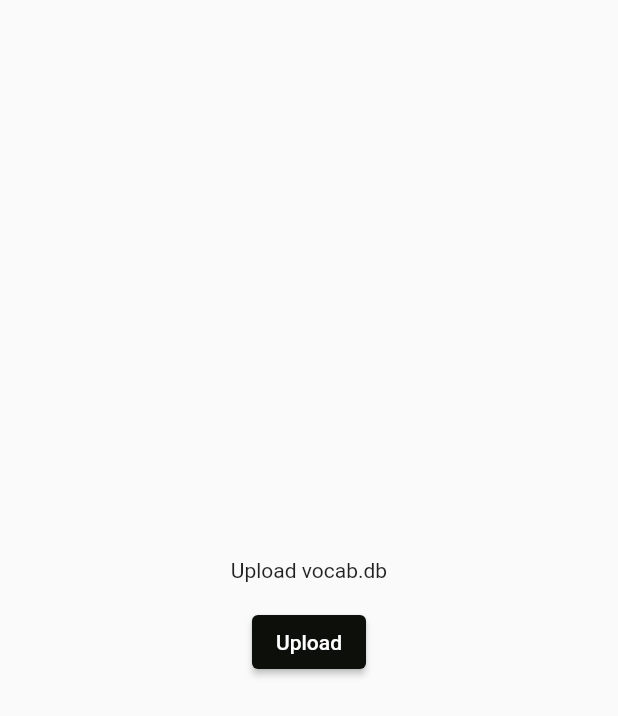
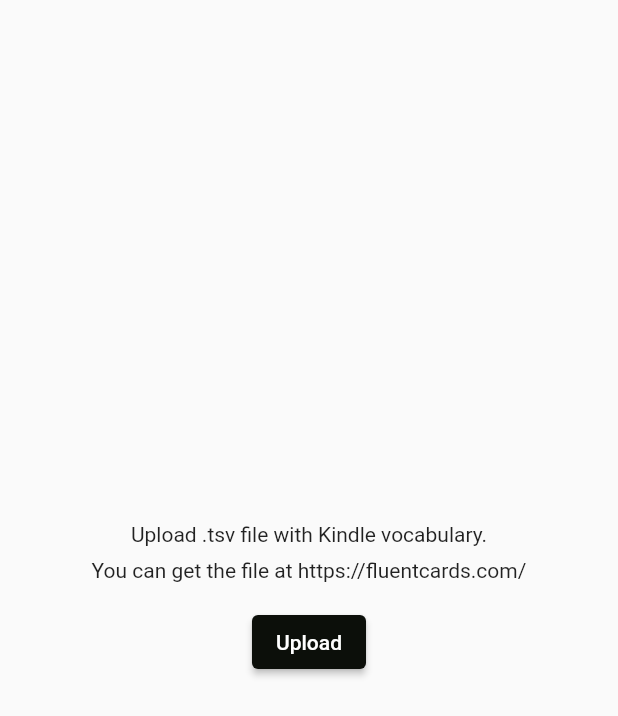
Before and after one commit to millerovv/gpt3_flashcards, a Flutter app: the screen it shows after launch, on a phone screen of 412 x 824 dp. Shown: the top 716 px of the screen. Run offline on Flutter 3.47's test engine with Material 2 defaults, Android fonts, the phone set to English and light mode, and no system bars; our stand-ins replace file_picker, flutter_riverpod, freezed_annotation, go_router, riverpod.

Commit message:
Parse kindle vocab file

```diff
--- a/lib/presentation/pages/home/home_page.dart
+++ b/lib/presentation/pages/home/home_page.dart
@@ -1,7 +1,12 @@
 import 'package:flutter/material.dart';
 import 'package:flutter_riverpod/flutter_riverpod.dart';
-import 'package:gpt3_flashcards/presentation/providers/home/actions/pick_kindle_parsed_vocab_file_provider.dart';
-import 'package:gpt3_flashcards/presentation/providers/home/data/kindle_parsed_vocab_file_provider.dart';
+import 'package:gpt3_flashcards/presentation/pages/home/widgets/kindle_vocab_file_preview.dart';
+import 'package:gpt3_flashcards/presentation/pages/home/widgets/parsed_kindle_vocab_preview.dart';
+import 'package:gpt3_flashcards/presentation/providers/home/actions/parse_kindle_vocab_file_provider.dart';
+import 'package:gpt3_flashcards/presentation/providers/home/actions/pick_kindle_vocab_file_provider.dart';
+import 'package:gpt3_flashcards/presentation/providers/home/data/kindle_vocab_file_provider.dart';
+import 'package:gpt3_flashcards/presentation/providers/home/data/parsed_kindle_vocab_provider.dart';
+import 'package:gpt3_flashcards/presentation/widgets/loading_indicator_overlay.dart';
 
 class HomePage extends ConsumerStatefulWidget {
   const HomePage({Key? key}) : super(key: key);
@@ -13,19 +18,50 @@ class HomePage extends ConsumerStatefulWidget {
 class _HomePageState extends ConsumerState<HomePage> {
   @override
   Widget build(BuildContext context) {
-    final parsedVocabFile = ref.watch(kindleParsedVocabFileProvider);
+    final vocabFile = ref.watch(kindleVocabFileProvider);
+    final parsingStatus = ref.watch(parseKindleVocabFileStatusProvider);
+    final parsedVocab = ref.watch(parsedKindleVocabProvider);
     return Scaffold(
-      body: Center(
+      body: LoadingIndicatorOverlay(
+        show: parsingStatus.isLoading,
+        child: SafeArea(
+          child: Center(
+            child: SingleChildScrollView(
+              child: Padding(
+                padding: const EdgeInsets.all(24),
                 child: Column(
                   mainAxisAlignment: MainAxisAlignment.center,
                   children: <Widget>[
-            Text('Upload vocab.db'),
+                    const Text('Upload .tsv file with Kindle vocabulary.'),
+                    const SizedBox(height: 8),
+                    const SelectionArea(
+                      child: Text(
+                          'You can get the file at https://fluentcards.com/'),
+                    ),
                     const SizedBox(height: 16),
                     ElevatedButton(
-              onPressed: () => ref.read(pickKindleParsedVocabFileProvider)(),
-              child: Text('Upload'),
-            )
+                      onPressed: () => ref.read(pickKindleVocabFileProvider)(),
+                      child: const Text('Upload'),
+                    ),
+                    const SizedBox(height: 24),
+                    if (vocabFile != null) ...[
+                      KindleVocabFilePreview(
+                        file: vocabFile,
+                        onClean: () {
+                          ref.read(parseKindleVocabFileProvider)();
+                        },
+                      ),
+                      const SizedBox(height: 12),
                     ],
+                    if (parsedVocab != null) ...[
+                      ParsedKindleVocabPreview(vocabModel: parsedVocab),
+                      const SizedBox(height: 12),
+                    ],
+                  ],
+                ),
+              ),
+            ),
+          ),
         ),
       ),
     );
--- /dev/null
+++ b/lib/presentation/providers/home/actions/parse_kindle_vocab_file_provider.dart
@@ -0,0 +1,44 @@
+import 'package:flutter_riverpod/flutter_riverpod.dart';
+import 'package:gpt3_flashcards/presentation/models/parsed_kindle_vocab_model.dart';
+import 'package:gpt3_flashcards/presentation/providers/base/action_status_provider.dart';
+import 'package:gpt3_flashcards/presentation/providers/home/data/kindle_vocab_file_provider.dart';
+import 'package:gpt3_flashcards/presentation/providers/home/data/parsed_kindle_vocab_provider.dart';
+
+const parseKindleVocabFileKey = 'parse_kindle_vocab_key';
+
+final parseKindleVocabFileStatusProvider =
+    declareActionStatusProvider(parseKindleVocabFileKey);
+
+final parseKindleVocabFileProvider =
+    Provider.autoDispose<Future<void> Function()>(
+  (ref) {
+    return () async {
+      await ref
+          .read(actionStatusProvider(parseKindleVocabFileKey).notifier)
+          .run(() async {
+        final file = ref.read(kindleVocabFileProvider);
+        if (file == null) {
+          return;
+        }
+        final lines = await file.readAsLines();
+        final entries = <KindleVocabEntryModel>[];
+        for (var line in lines) {
+          final split = line.split('\t');
+          if (split.length > 1) {
+            entries.add(KindleVocabEntryModel(
+              word: split[0],
+              usageExample: split[1],
+            ));
+          }
+        }
+        ref.read(parsedKindleVocabProvider.notifier).state =
+            ParsedKindleVocabModel(entries);
+      });
+    };
+  },
+  dependencies: [
+    kindleVocabFileProvider,
+    actionStatusProvider(parseKindleVocabFileKey),
+    parsedKindleVocabProvider,
+  ],
+);
--- a/lib/presentation/providers/home/actions/pick_kindle_parsed_vocab_file_provider.dart
+++ b/lib/presentation/providers/home/actions/pick_kindle_vocab_file_provider.dart
@@ -1,11 +1,10 @@
 import 'dart:io';
 
 import 'package:file_picker/file_picker.dart';
-import 'package:flutter/foundation.dart';
 import 'package:flutter_riverpod/flutter_riverpod.dart';
-import 'package:gpt3_flashcards/presentation/providers/home/data/kindle_parsed_vocab_file_provider.dart';
+import 'package:gpt3_flashcards/presentation/providers/home/data/kindle_vocab_file_provider.dart';
 
-final pickKindleParsedVocabFileProvider =
+final pickKindleVocabFileProvider =
     Provider.autoDispose<Future<void> Function()>((ref) {
   return () async {
     FilePickerResult? result = await FilePicker.platform.pickFiles(
@@ -15,10 +14,6 @@ final pickKindleParsedVocabFileProvider =
       throw Exception('Could not pick vocab.db');
     }
     final file = File(result.files.first.path!);
-    final lines = await file.readAsLines();
-    for (var line in lines) {
-      debugPrint(line);
-    }
-    ref.read(kindleParsedVocabFileProvider.notifier).state = file;
+    ref.read(kindleVocabFileProvider.notifier).state = file;
   };
-}, dependencies: [kindleParsedVocabFileProvider]);
+}, dependencies: [kindleVocabFileProvider]);
--- a/lib/presentation/providers/home/data/kindle_parsed_vocab_file_provider.dart
+++ /dev/null
@@ -1,6 +0,0 @@
-import 'dart:io';
-
-import 'package:flutter_riverpod/flutter_riverpod.dart';
-
-final kindleParsedVocabFileProvider =
-    StateProvider.autoDispose<File?>((ref) => null);
--- /dev/null
+++ b/lib/presentation/providers/home/data/kindle_vocab_file_provider.dart
@@ -0,0 +1,5 @@
+import 'dart:io';
+
+import 'package:flutter_riverpod/flutter_riverpod.dart';
+
+final kindleVocabFileProvider = StateProvider.autoDispose<File?>((ref) => null);
--- /dev/null
+++ b/lib/presentation/providers/home/data/parsed_kindle_vocab_provider.dart
@@ -0,0 +1,5 @@
+import 'package:flutter_riverpod/flutter_riverpod.dart';
+import 'package:gpt3_flashcards/presentation/models/parsed_kindle_vocab_model.dart';
+
+final parsedKindleVocabProvider =
+    StateProvider.autoDispose<ParsedKindleVocabModel?>((ref) => null);
--- /dev/null
+++ b/lib/presentation/widgets/loading_indicator_overlay.dart
@@ -0,0 +1,131 @@
+import 'package:flutter/material.dart';
+
+/// This widget is based on the
+/// library [loading_overlay](https://pub.dev/packages/loading_overlay).
+///
+/// Use this to show a barrier with loading indicator over content on the
+/// screen to avoid user interactions during an async operation.
+///
+/// The progress indicator can be turned on or off using [show]
+///
+/// The progress indicator defaults to a [CircularProgressIndicator] but can be
+/// any kind of widget.
+///
+/// The color of the modal barrier can be set using [color]
+///
+/// The opacity of the modal barrier can be set using [opacity]
+class LoadingIndicatorOverlay extends StatefulWidget {
+  /// Default constructor.
+  const LoadingIndicatorOverlay({
+    super.key,
+    required this.show,
+    required this.child,
+    this.opacity = 0.5,
+    this.indicator = const CircularProgressIndicator(),
+    this.duration = const Duration(milliseconds: 200),
+    this.curve = Curves.linear,
+    this.color,
+  });
+
+  /// The widget for overlay loading indicator.
+  final Widget indicator;
+
+  /// The widget of the content behind overlay.
+  final Widget child;
+
+  /// Whether the overlay barrier should be shown.
+  final bool show;
+
+  /// The opacity of the overlay background modal barrier.
+  final double opacity;
+
+  /// Duration of the overlay show/hide animation.
+  final Duration duration;
+
+  /// The curve of the overlay show/hide animation.
+  final Curve curve;
+
+  /// Color of the overlay background modal barrier.
+  ///
+  /// [ThemeData.colorScheme.background] by default.
+  final Color? color;
+
+  @override
+  _LoadingIndicatorOverlayState createState() =>
+      _LoadingIndicatorOverlayState();
+}
+
+class _LoadingIndicatorOverlayState extends State<LoadingIndicatorOverlay>
+    with SingleTickerProviderStateMixin {
+  late AnimationController _controller;
+  late Animation<double> _animation;
+  bool _overlayVisible = false;
+
+  @override
+  void initState() {
+    super.initState();
+    _overlayVisible = false;
+    _controller = AnimationController(vsync: this, duration: widget.duration);
+    _animation = Tween(begin: 0.0, end: 1.0).animate(CurvedAnimation(
+      parent: _controller,
+      curve: widget.curve,
+    ));
+    _animation.addStatusListener((status) {
+      switch (status) {
+        case AnimationStatus.forward:
+          setState(() => _overlayVisible = true);
+          break;
+        case AnimationStatus.dismissed:
+          setState(() => _overlayVisible = false);
+          break;
+        case AnimationStatus.reverse:
+        case AnimationStatus.completed:
+          break;
+      }
+    });
+    if (widget.show) {
+      _controller.forward();
+    }
+  }
+
+  @override
+  void didUpdateWidget(LoadingIndicatorOverlay oldWidget) {
+    super.didUpdateWidget(oldWidget);
+    if (!oldWidget.show && widget.show) {
+      _controller.forward();
+    }
+    if (oldWidget.show && !widget.show) {
+      _controller.reverse();
+    }
+  }
+
+  @override
+  void dispose() {
+    _controller.dispose();
+    super.dispose();
+  }
+
+  @override
+  Widget build(BuildContext context) {
+    return Stack(children: [
+      widget.child,
+      if (_overlayVisible)
+        FadeTransition(
+          opacity: _animation,
+          child: Stack(
+            children: <Widget>[
+              Opacity(
+                opacity: widget.opacity,
+                child: ModalBarrier(
+                  dismissible: false,
+                  color:
+                      widget.color ?? Theme.of(context).colorScheme.background,
+                ),
+              ),
+              Center(child: widget.indicator),
+            ],
+          ),
+        ),
+    ]);
+  }
+}
```
Also changed, not shown: lib/presentation/models/parsed_kindle_vocab_model.dart (added, +18 -0 lines), lib/presentation/pages/home/widgets/kindle_vocab_file_preview.dart (added, +50 -0 lines), lib/presentation/pages/home/widgets/parsed_kindle_vocab_preview.dart (added, +31 -0 lines), lib/presentation/providers/base/action_status_provider.dart (added, +78 -0 lines). Lines whose indentation alone changed are shown as unchanged.
